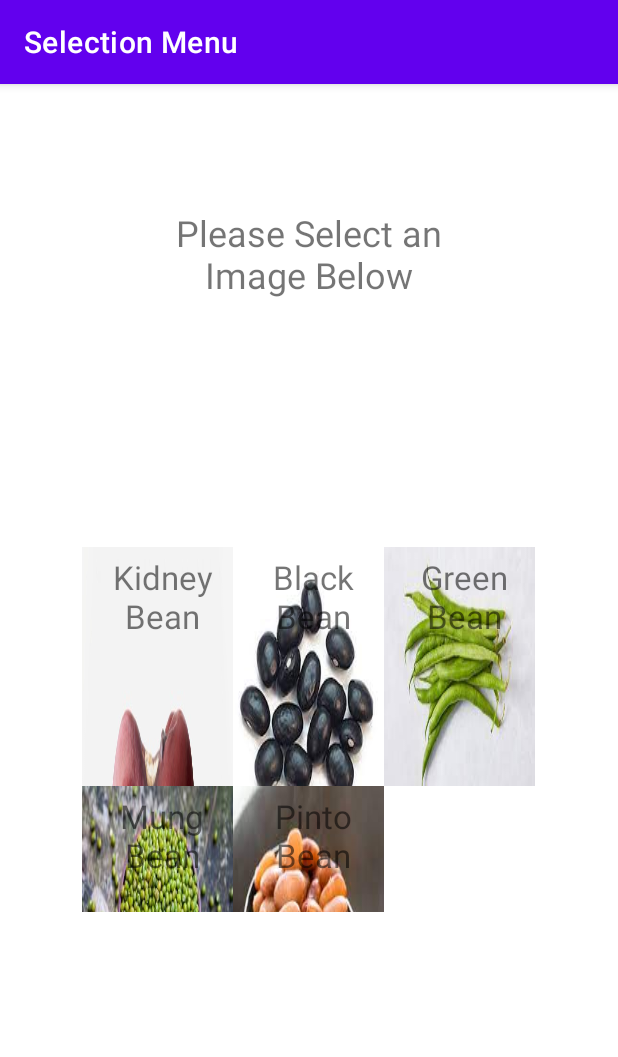
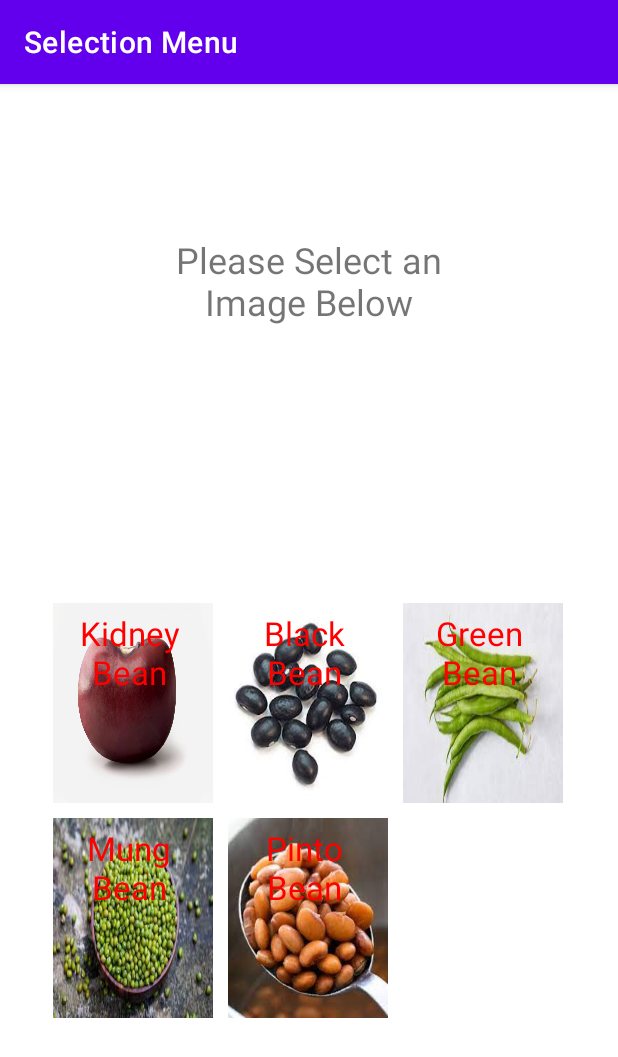
Before and after one commit to tuj55883/Activity-Testing-App, an Android app: the screen it shows after launch (SelectionActivity), on a phone screen of 412 x 824 dp. Shown: the top 1057 px of the screen. Run offline under Robolectric (Android 15) with nearby library versions, the phone set to English and light mode, and no system bars.

Commit message:
Fixed the images so they are all the same size and the text is centered in each of them

```diff
--- a/app/src/main/java/edu/temple/assigment4/CustomAdapter.java
+++ b/app/src/main/java/edu/temple/assigment4/CustomAdapter.java
@@ -1,10 +1,13 @@
 package edu.temple.assigment4;
 
 import android.content.Context;
+import android.graphics.Color;
 import android.graphics.drawable.Drawable;
+import android.media.Image;
 import android.view.View;
 import android.view.ViewGroup;
 import android.widget.BaseAdapter;
+import android.widget.GridView;
 import android.widget.ImageView;
 import android.widget.TextView;
 
@@ -44,10 +47,13 @@ public class CustomAdapter extends BaseAdapter  {
         textView.setText(items[position]);
         textView.setTextSize(22);
         textView.setTextAlignment(View.TEXT_ALIGNMENT_CENTER);
-        textView.setPadding(10,8,0,8);
+        textView.setPadding(0,8,8,8);
+        textView.setTextColor(Color.parseColor("#FF0000"));
 
 
 
+
+        textView.setLayoutParams(new GridView.LayoutParams(GridView.AUTO_FIT, 200));
 
 
 
@@ -55,10 +61,21 @@ public class CustomAdapter extends BaseAdapter  {
         //This sets the image to the left of the text
         Drawable img =context.getDrawable(bean_res_id[position]);
         img.setBounds(0, 0, 50, 50);
-        textView.setBackgroundResource(bean_res_id[position]);
+
+
+
+        textView.setBackground(img);
+
+
+
+
 
 
         return textView;
+
+
+
+
 
     }
 
@@ -74,6 +91,8 @@ public class CustomAdapter extends BaseAdapter  {
         pair.setCompoundDrawables(img, null, null, null);
 
 
+
+
         //Sets text
         pair.setText(items[position]);
 
--- a/app/src/main/java/edu/temple/assigment4/SelectionActivity.java
+++ b/app/src/main/java/edu/temple/assigment4/SelectionActivity.java
@@ -55,40 +55,12 @@ public class SelectionActivity extends AppCompatActivity {
                 startActivity(launchIntent);
             }
 
-/*
-            @Override
-            public void onItemClickListener(AdapterView<?> parent, View view, int position, long id) {
-                Intent launchIntent = new Intent(SelectionActivity.this, DisplayActivity.class);
 
-                //show_image(position);
-
-                    launchIntent.putExtra("EXTRA_POSITION", position);
-                    startActivity(launchIntent);
-
-            }
-
-            @Override
-            public void onNothingSelected(AdapterView<?> parent) {
-
-            }
-
- */
         });
 
 
 
     }
 
-/*
-    public void onResume() {
-        super.onResume();
-        //When the user exits the image activity this just resets the spinner
-        String[] bean_array = new String[]{"Please Pick A Bean","Kidney Bean", "Black Bean", "Green Bean", "Mung Bean", "Pinto Bean"};
-        bean_res_id = new int[]{R.drawable.empty,R.drawable.bean,R.drawable.black_bean,R.drawable.green_bean,R.drawable.mung_bean,R.drawable.pinto};
-        CustomAdapter adapter = new CustomAdapter(this, bean_array,bean_res_id);
-        gridView.setAdapter(adapter);
-    }
-
-*/
 
 }
--- a/app/src/main/res/layout/activity_main.xml
+++ b/app/src/main/res/layout/activity_main.xml
@@ -10,13 +10,19 @@
 
     <GridView
         android:id="@+id/gridView"
-        android:layout_width="303dp"
-        android:layout_height="243dp"
-        android:layout_marginBottom="216dp"
+        android:layout_width="340dp"
+        android:layout_height="334dp"
+        android:layout_marginBottom="88dp"
+        android:columnWidth="90dp"
+        android:gravity="center"
+        android:horizontalSpacing="10dp"
         android:numColumns="3"
+        android:stretchMode="columnWidth"
+        android:verticalSpacing="10dp"
         app:layout_constraintBottom_toBottomOf="parent"
         app:layout_constraintEnd_toEndOf="parent"
-        app:layout_constraintHorizontal_bias="0.504"
+        app:layout_constraintHeight_max="wrap"
+        app:layout_constraintHorizontal_bias="0.492"
         app:layout_constraintStart_toStartOf="parent" />
 
     <TextView
```
